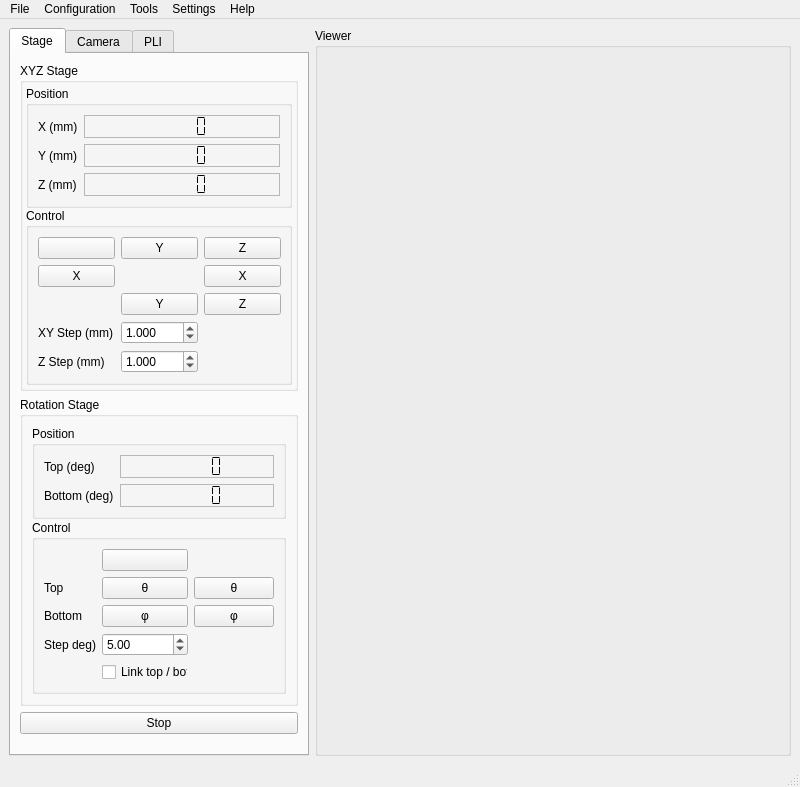
The window that gui/form.ui (linum-uqam/linum-microscopes) describes before a commit, drawn with Qt 5.
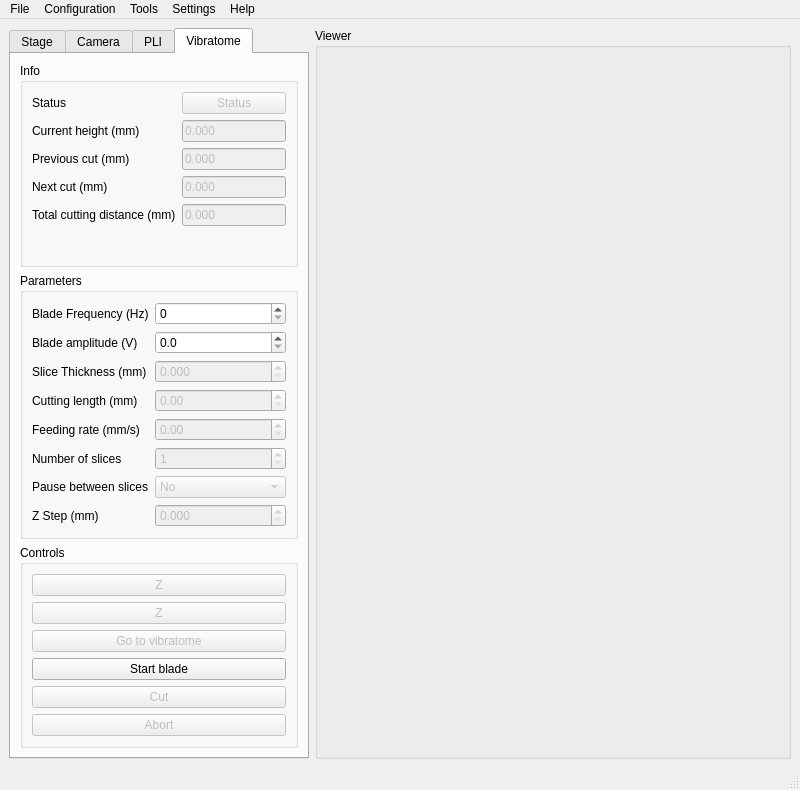
The same window after the commit. Icons and pictures are not drawn.

Commit message: WIP - Adding the UI control for the new vibratome

What changed in the file:
```diff
--- a/gui/form.ui
+++ b/gui/form.ui
@@ -7,7 +7,7 @@
     <x>0</x>
     <y>0</y>
     <width>800</width>
-    <height>787</height>
+    <height>790</height>
    </rect>
   </property>
   <property name="windowTitle">
@@ -24,7 +24,7 @@
        </size>
       </property>
       <property name="currentIndex">
-       <number>0</number>
+       <number>3</number>
       </property>
       <widget class="QWidget" name="StageTab">
        <attribute name="title">
@@ -505,6 +505,337 @@
         <string>PLI</string>
        </attribute>
       </widget>
+      <widget class="QWidget" name="vibratomeTab">
+       <attribute name="title">
+        <string>Vibratome</string>
+       </attribute>
+       <layout class="QVBoxLayout" name="verticalLayout_6">
+        <item>
+         <widget class="QGroupBox" name="groupBox_vibratomeInfo">
+          <property name="title">
+           <string>Info</string>
+          </property>
+          <layout class="QFormLayout" name="formLayout_4">
+           <item row="2" column="0">
+            <widget class="QLabel" name="label_18">
+             <property name="text">
+              <string>Previous cut (mm)</string>
+             </property>
+            </widget>
+           </item>
+           <item row="3" column="0">
+            <widget class="QLabel" name="label_19">
+             <property name="text">
+              <string>Next cut (mm)</string>
+             </property>
+            </widget>
+           </item>
+           <item row="4" column="0">
+            <widget class="QLabel" name="label_16">
+             <property name="text">
+              <string>Total cutting distance (mm)</string>
+             </property>
+            </widget>
+           </item>
+           <item row="1" column="0">
+            <widget class="QLabel" name="label_20">
+             <property name="text">
+              <string>Current height (mm)</string>
+             </property>
+            </widget>
+           </item>
+           <item row="0" column="0">
+            <widget class="QLabel" name="label_5">
+             <property name="text">
+              <string>Status</string>
+             </property>
+            </widget>
+           </item>
+           <item row="1" column="1">
+            <widget class="QLineEdit" name="lineEdit_vibratome_cuttingHeight_mm">
+             <property name="enabled">
+              <bool>false</bool>
+             </property>
+             <property name="text">
+              <string>0.000</string>
+             </property>
+            </widget>
+           </item>
+           <item row="2" column="1">
+            <widget class="QLineEdit" name="lineEdit_vibratome_previousCut_mm">
+             <property name="enabled">
+              <bool>false</bool>
+             </property>
+             <property name="text">
+              <string>0.000</string>
+             </property>
+            </widget>
+           </item>
+           <item row="3" column="1">
+            <widget class="QLineEdit" name="lineEdit_vibratome_nextCut_mm">
+             <property name="enabled">
+              <bool>false</bool>
+             </property>
+             <property name="text">
+              <string>0.000</string>
+             </property>
+            </widget>
+           </item>
+           <item row="4" column="1">
+            <widget class="QLineEdit" name="lineEdit_vibratome_totalCuttingDistance_mm">
+             <property name="enabled">
+              <bool>false</bool>
+             </property>
+             <property name="text">
+              <string>0.000</string>
+             </property>
+            </widget>
+           </item>
+           <item row="0" column="1">
+            <widget class="QPushButton" name="pushButton_vibratomeStatus">
+             <property name="enabled">
+              <bool>false</bool>
+             </property>
+             <property name="text">
+              <string>Status</string>
+             </property>
+             <property name="flat">
+              <bool>false</bool>
+             </property>
+            </widget>
+           </item>
+          </layout>
+         </widget>
+        </item>
+        <item>
+         <widget class="QGroupBox" name="groupBox_vibratomeParameters">
+          <property name="title">
+           <string>Parameters</string>
+          </property>
+          <layout class="QFormLayout" name="formLayout_5">
+           <item row="0" column="0">
+            <widget class="QLabel" name="label_7">
+             <property name="text">
+              <string>Blade Frequency (Hz)</string>
+             </property>
+            </widget>
+           </item>
+           <item row="0" column="1">
+            <widget class="QDoubleSpinBox" name="doubleSpinBox_vibratomeBladeFrequencyHz">
+             <property name="decimals">
+              <number>0</number>
+             </property>
+             <property name="maximum">
+              <double>200.000000000000000</double>
+             </property>
+            </widget>
+           </item>
+           <item row="1" column="0">
+            <widget class="QLabel" name="label_13">
+             <property name="text">
+              <string>Blade amplitude (V)</string>
+             </property>
+            </widget>
+           </item>
+           <item row="1" column="1">
+            <widget class="QDoubleSpinBox" name="doubleSpinBox_vibratomeBladeAmplitudeV">
+             <property name="decimals">
+              <number>1</number>
+             </property>
+             <property name="maximum">
+              <double>10.000000000000000</double>
+             </property>
+             <property name="singleStep">
+              <double>0.100000000000000</double>
+             </property>
+            </widget>
+           </item>
+           <item row="2" column="0">
+            <widget class="QLabel" name="label_14">
+             <property name="text">
+              <string>Slice Thickness (mm)</string>
+             </property>
+            </widget>
+           </item>
+           <item row="2" column="1">
+            <widget class="QDoubleSpinBox" name="doubleSpinBox_vibratomeSliceThicknessMm">
+             <property name="enabled">
+              <bool>false</bool>
+             </property>
+             <property name="decimals">
+              <number>3</number>
+             </property>
+            </widget>
+           </item>
+           <item row="3" column="0">
+            <widget class="QLabel" name="label_11">
+             <property name="text">
+              <string>Cutting length (mm)</string>
+             </property>
+            </widget>
+           </item>
+           <item row="3" column="1">
+            <widget class="QDoubleSpinBox" name="doubleSpinBox_vibratomeCuttingLengthMm">
+             <property name="enabled">
+              <bool>false</bool>
+             </property>
+            </widget>
+           </item>
+           <item row="4" column="0">
+            <widget class="QLabel" name="label_12">
+             <property name="text">
+              <string>Feeding rate (mm/s)</string>
+             </property>
+            </widget>
+           </item>
+           <item row="4" column="1">
+            <widget class="QDoubleSpinBox" name="doubleSpinBox_vibratomeFeedingRate_mms">
+             <property name="enabled">
+              <bool>false</bool>
+             </property>
+            </widget>
+           </item>
+           <item row="5" column="0">
+            <widget class="QLabel" name="label_15">
+             <property name="text">
+              <string>Number of slices</string>
+             </property>
+            </widget>
+           </item>
+           <item row="5" column="1">
+            <widget class="QSpinBox" name="spinBox_vibratome_nSlices">
+             <property name="enabled">
+              <bool>false</bool>
+             </property>
+             <property name="minimum">
+              <number>1</number>
+             </property>
+             <property name="maximum">
+              <number>10</number>
+             </property>
+            </widget>
+           </item>
+           <item row="7" column="0">
+            <widget class="QLabel" name="label_17">
+             <property name="text">
+              <string>Pause between slices</string>
+             </property>
+            </widget>
+           </item>
+           <item row="7" column="1">
+            <widget class="QComboBox" name="comboBox_vibratomePause">
+             <property name="enabled">
+              <bool>false</bool>
+             </property>
+             <property name="currentIndex">
+              <number>1</number>
+             </property>
+             <item>
+              <property name="text">
+               <string>Yes</string>
+              </property>
+             </item>
+             <item>
+              <property name="text">
+               <string>No</string>
+              </property>
+             </item>
+            </widget>
+           </item>
+           <item row="8" column="0">
+            <widget class="QLabel" name="label_21">
+             <property name="text">
+              <string>Z Step (mm)</string>
+             </property>
+            </widget>
+           </item>
+           <item row="8" column="1">
+            <widget class="QDoubleSpinBox" name="doubleSpinBox_vibratome_zStep_mm">
+             <property name="enabled">
+              <bool>false</bool>
+             </property>
+             <property name="decimals">
+              <number>3</number>
+             </property>
+            </widget>
+           </item>
+          </layout>
+         </widget>
+        </item>
+        <item>
+         <widget class="QGroupBox" name="groupBox_vibratomeControls">
+          <property name="title">
+           <string>Controls</string>
+          </property>
+          <layout class="QGridLayout" name="gridLayout_2">
+           <item row="0" column="0">
+            <widget class="QPushButton" name="pushButton_vibratome_jogZ_up">
+             <property name="enabled">
+              <bool>false</bool>
+             </property>
+             <property name="text">
+              <string>Z</string>
+             </property>
+             <property name="icon">
+              <iconset theme="go-up"/>
+             </property>
+            </widget>
+           </item>
+           <item row="3" column="0">
+            <widget class="QPushButton" name="pushButton_vibratome_stageGotoVibratome">
+             <property name="enabled">
+              <bool>false</bool>
+             </property>
+             <property name="text">
+              <string>Go to vibratome</string>
+             </property>
+            </widget>
+           </item>
+           <item row="4" column="0">
+            <widget class="QPushButton" name="pushButton_vibratome">
+             <property name="text">
+              <string>Start blade</string>
+             </property>
+            </widget>
+           </item>
+           <item row="6" column="0">
+            <widget class="QPushButton" name="pushButton_vibratomeAbort">
+             <property name="enabled">
+              <bool>false</bool>
+             </property>
+             <property name="text">
+              <string>Abort</string>
+             </property>
+            </widget>
+           </item>
+           <item row="1" column="0">
+            <widget class="QPushButton" name="pushButton_vibratome_jogZ_down">
+             <property name="enabled">
+              <bool>false</bool>
+             </property>
+             <property name="text">
+              <string>Z</string>
+             </property>
+             <property name="icon">
+              <iconset theme="go-down"/>
+             </property>
+            </widget>
+           </item>
+           <item row="5" column="0">
+            <widget class="QPushButton" name="pushButton_vibratomeCut">
+             <property name="enabled">
+              <bool>false</bool>
+             </property>
+             <property name="text">
+              <string>Cut</string>
+             </property>
+            </widget>
+           </item>
+          </layout>
+         </widget>
+        </item>
+       </layout>
+      </widget>
      </widget>
     </item>
     <item>
```
Left out of the diff: 8 changed lines with no effect on the pictures. The commit also changes 3 other files.
